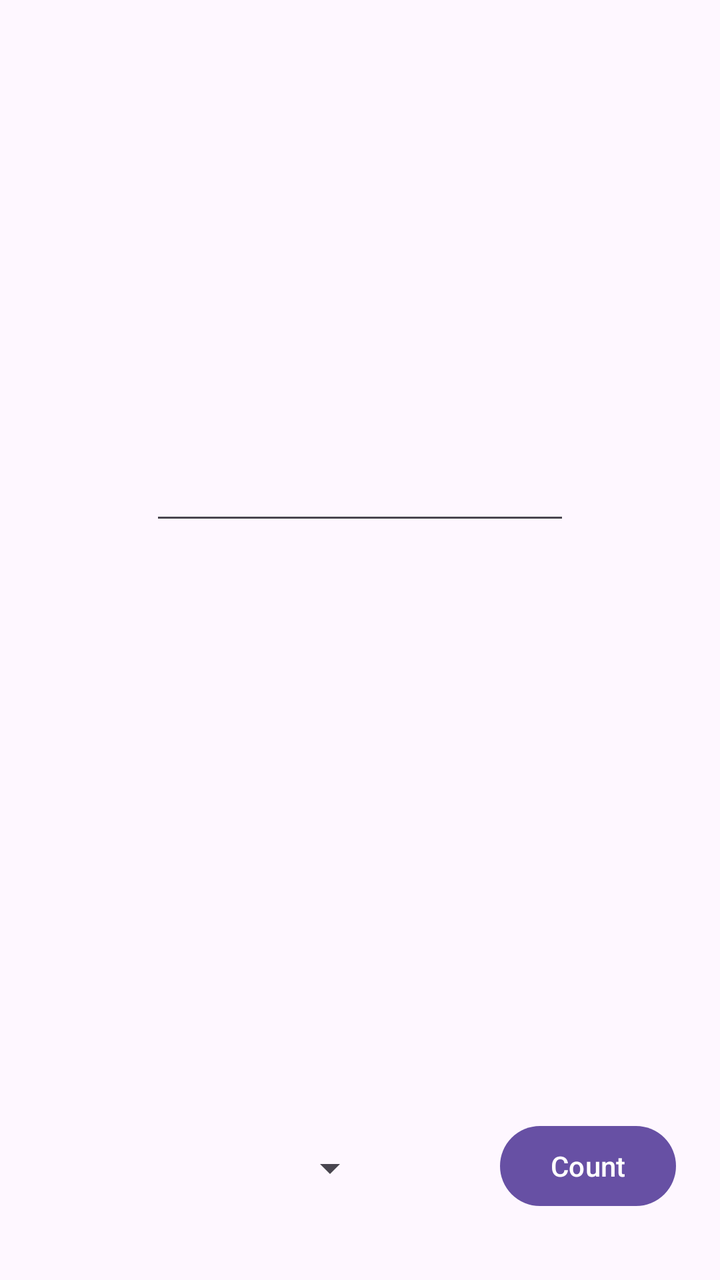
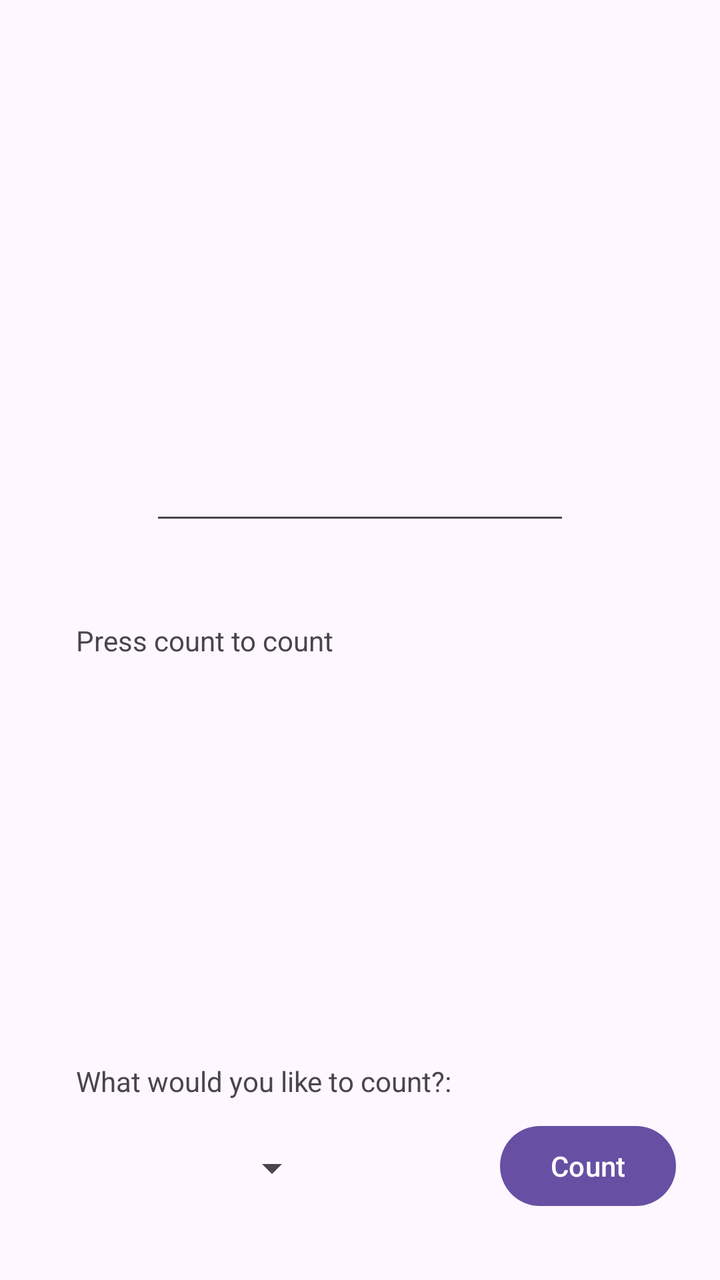

The first picture is an Android layout as it rendered before a commit; the second is the same layout after the commit. The layout source and the unified diff follow.
<!-- AndroidManifest.xml: application theme Theme.MADT_2 -->
<!-- res/layout/activity_main.xml -->
<?xml version="1.0" encoding="utf-8"?>
<androidx.constraintlayout.widget.ConstraintLayout xmlns:android="http://schemas.android.com/apk/res/android"
    xmlns:app="http://schemas.android.com/apk/res-auto"
    xmlns:tools="http://schemas.android.com/tools"
    android:id="@+id/main"
    android:layout_width="match_parent"
    android:layout_height="match_parent"
    tools:context=".MainActivity">

    <EditText
        android:id="@+id/txt1"
        android:layout_width="wrap_content"
        android:layout_height="wrap_content"
        android:layout_marginTop="226dp"
        android:ems="10"
        android:inputType="text"
        app:layout_constraintEnd_toEndOf="parent"
        app:layout_constraintStart_toStartOf="parent"
        app:layout_constraintTop_toTopOf="parent" />

    <Spinner
        android:id="@+id/spn1"
        android:layout_width="0dp"
        android:layout_height="wrap_content"
        android:layout_marginStart="38dp"
        android:layout_marginEnd="61dp"
        android:layout_marginBottom="44dp"
        app:layout_constraintBottom_toBottomOf="parent"
        app:layout_constraintEnd_toStartOf="@+id/btn1"
        app:layout_constraintStart_toStartOf="parent" />

    <Button
        android:id="@+id/btn1"
        android:layout_width="wrap_content"
        android:layout_height="wrap_content"
        android:layout_marginEnd="22dp"
        android:layout_marginBottom="33dp"
        android:text="@string/btn1_default"
        app:layout_constraintBottom_toBottomOf="parent"
        app:layout_constraintEnd_toEndOf="parent"
        app:layout_constraintStart_toEndOf="@+id/spn1" />
</androidx.constraintlayout.widget.ConstraintLayout>
<!-- resources referenced by this layout -->
<resources>
  <string name="btn1_default">Count</string>
  <style name="Theme.MADT_2" parent="Base.Theme.MADT_2" />
  <style name="Base.Theme.MADT_2" parent="Theme.Material3.DayNight.NoActionBar">
          
          
      </style>
</resources>

<!-- the commit's change to res/layout/activity_main.xml (unified diff, before → after) -->
@@ -23,7 +23,7 @@
         android:layout_width="0dp"
         android:layout_height="wrap_content"
         android:layout_marginStart="38dp"
-        android:layout_marginEnd="61dp"
+        android:layout_marginEnd="90dp"
         android:layout_marginBottom="44dp"
         app:layout_constraintBottom_toBottomOf="parent"
         app:layout_constraintEnd_toStartOf="@+id/btn1"
@@ -39,4 +39,23 @@
         app:layout_constraintBottom_toBottomOf="parent"
         app:layout_constraintEnd_toEndOf="parent"
         app:layout_constraintStart_toEndOf="@+id/spn1" />
+
+    <TextView
+        android:id="@+id/tv2"
+        android:layout_width="wrap_content"
+        android:layout_height="wrap_content"
+        android:layout_marginBottom="22dp"
+        android:text="@string/tv2_default"
+        app:layout_constraintBottom_toTopOf="@+id/spn1"
+        app:layout_constraintStart_toStartOf="@+id/spn1" />
+
+    <TextView
+        android:id="@+id/tv1"
+        android:layout_width="wrap_content"
+        android:layout_height="wrap_content"
+        android:layout_marginStart="38dp"
+        android:text="@string/tv1_default"
+        app:layout_constraintBottom_toBottomOf="parent"
+        app:layout_constraintStart_toStartOf="parent"
+        app:layout_constraintTop_toTopOf="parent" />
 </androidx.constraintlayout.widget.ConstraintLayout>
<!-- resource entries referenced after the edit -->
@@ -1,6 +1,8 @@
 <!-- resources referenced by this layout -->
 <resources>
   <string name="btn1_default">Count</string>
+  <string name="tv1_default">Press count to count</string>
+  <string name="tv2_default">What would you like to count?:</string>
   <style name="Theme.MADT_2" parent="Base.Theme.MADT_2" />
   <style name="Base.Theme.MADT_2" parent="Theme.Material3.DayNight.NoActionBar">
           
